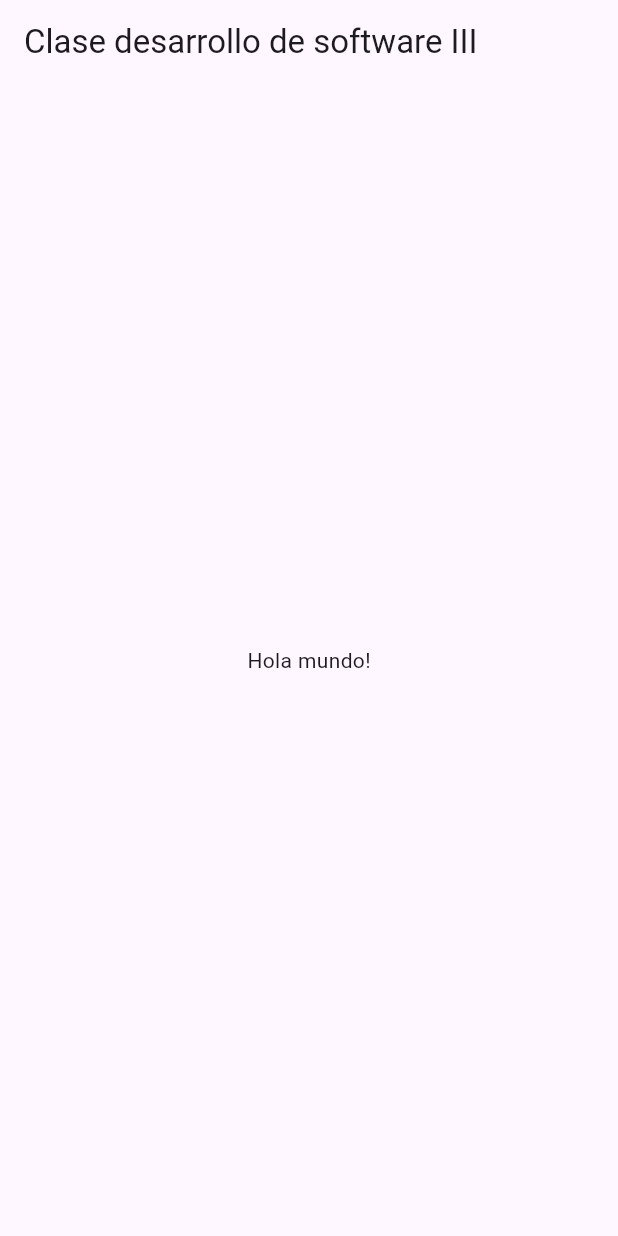
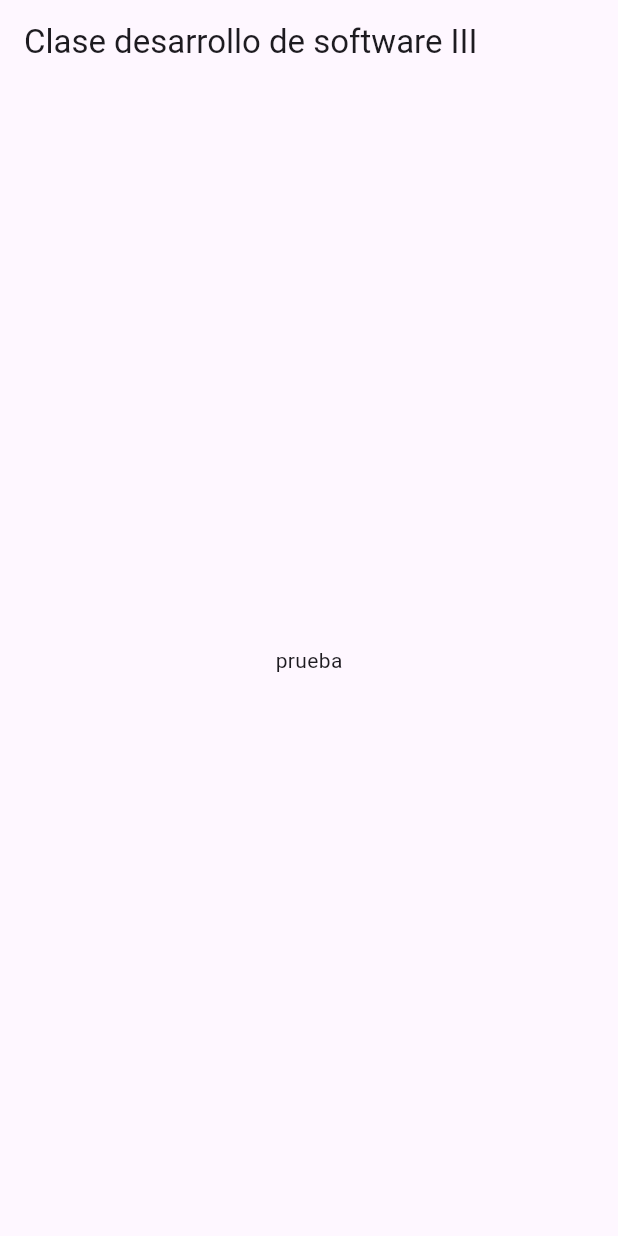
Before and after one commit to code3743/flutter-example-ci, a Flutter app: the screen it shows after launch, on a phone screen of 412 x 824 dp. Run offline on Flutter 3.47's test engine with Material 3 defaults, Android fonts, the phone set to English and light mode, and no system bars.

Commit message:
Update main app text to 'prueba'

```diff
--- a/lib/main.dart
+++ b/lib/main.dart
@@ -15,7 +15,7 @@ class MyApp extends StatelessWidget {
       home: Scaffold(
         key: scaffoldKey,
         appBar: AppBar(title: const Text('Clase desarrollo de software III')),
-        body: Center(child: Text('Hola mundo!')),
+        body: Center(child: Text('prueba')),
       ),
     );
   }
```
